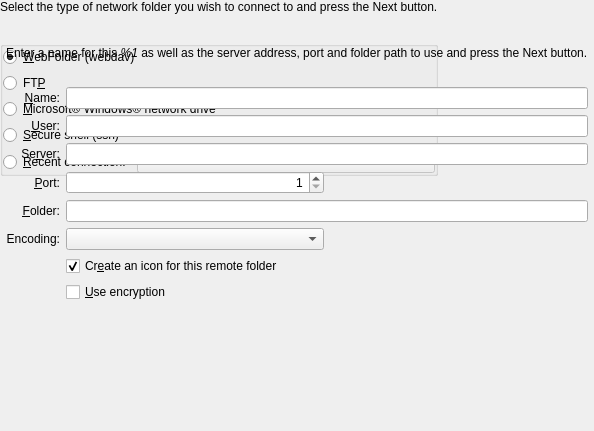
This is knetattach/knetattach.ui in KDE/kde-runtime as Qt 5 draws it before an edit. The edited form follows.
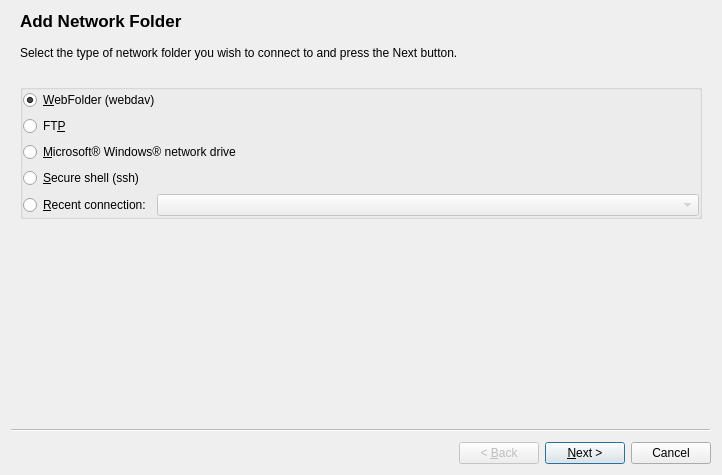
This is the edited form. Custom widgets are drawn as their Qt base class.

Commit message: KNetAttach doesn't need anymore Qt3Support.

```diff
--- a/knetattach/knetattach.ui
+++ b/knetattach/knetattach.ui
@@ -1,27 +1,53 @@
 <?xml version="1.0" encoding="UTF-8"?>
 <ui version="4.0">
  <class>KNetAttach</class>
- <widget class="Q3Wizard" name="KNetAttach">
+ <widget class="QWizard" name="KNetAttach">
   <property name="geometry">
    <rect>
     <x>0</x>
     <y>0</y>
-    <width>594</width>
-    <height>431</height>
+    <width>722</width>
+    <height>475</height>
    </rect>
   </property>
   <property name="windowTitle">
    <string>Network Folder Wizard</string>
   </property>
-  <widget class="QWidget" name="_folderType">
-   <attribute name="title">
+  <widget class="QWizardPage" name="_folderType">
+   <property name="title">
     <string>Add Network Folder</string>
-   </attribute>
-   <layout class="QGridLayout">
-    <property name="margin">
-     <number>0</number>
-    </property>
-    <item row="2" column="0">
+   </property>
+   <layout class="QVBoxLayout" name="verticalLayout">
+    <item>
+     <widget class="QLabel" name="textLabel1_2">
+      <property name="text">
+       <string>Select the type of network folder you wish to connect to and press the Next button.</string>
+      </property>
+      <property name="alignment">
+       <set>Qt::AlignVCenter</set>
+      </property>
+      <property name="wordWrap">
+       <bool>false</bool>
+      </property>
+     </widget>
+    </item>
+    <item>
+     <spacer name="spacer20">
+      <property name="orientation">
+       <enum>Qt::Vertical</enum>
+      </property>
+      <property name="sizeType">
+       <enum>QSizePolicy::Fixed</enum>
+      </property>
+      <property name="sizeHint" stdset="0">
+       <size>
+        <width>653</width>
+        <height>18</height>
+       </size>
+      </property>
+     </spacer>
+    </item>
+    <item>
      <widget class="KButtonGroup" name="buttonGroup1">
       <property name="title">
        <string/>
@@ -96,7 +122,7 @@
       </layout>
      </widget>
     </item>
-    <item row="3" column="0">
+    <item>
      <spacer name="spacer2_2">
       <property name="orientation">
        <enum>Qt::Vertical</enum>
@@ -106,59 +132,19 @@
       </property>
       <property name="sizeHint" stdset="0">
        <size>
-        <width>31</width>
-        <height>16</height>
-       </size>
-      </property>
-     </spacer>
-    </item>
-    <item row="0" column="0">
-     <widget class="QLabel" name="textLabel1_2">
-      <property name="text">
-       <string>Select the type of network folder you wish to connect to and press the Next button.</string>
-      </property>
-      <property name="alignment">
-       <set>Qt::AlignVCenter</set>
-      </property>
-      <property name="wordWrap">
-       <bool>false</bool>
-      </property>
-     </widget>
-    </item>
-    <item row="1" column="0">
-     <spacer name="spacer20">
-      <property name="orientation">
-       <enum>Qt::Vertical</enum>
-      </property>
-      <property name="sizeType">
-       <enum>QSizePolicy::Fixed</enum>
-      </property>
-      <property name="sizeHint" stdset="0">
-       <size>
-        <width>20</width>
-        <height>21</height>
+        <width>653</width>
+        <height>184</height>
        </size>
       </property>
      </spacer>
     </item>
    </layout>
   </widget>
-  <widget class="QWidget" name="_folderParameters">
-   <property name="geometry">
-    <rect>
-     <x>6</x>
-     <y>46</y>
-     <width>582</width>
-     <height>337</height>
-    </rect>
-   </property>
-   <attribute name="title">
+  <widget class="QWizardPage" name="_folderParameters">
+   <property name="title">
     <string>Network Folder Information</string>
-   </attribute>
-   <layout class="QGridLayout">
-    <property name="margin">
-     <number>0</number>
-    </property>
+   </property>
+   <layout class="QGridLayout" name="gridLayout">
     <item row="0" column="0" colspan="3">
      <widget class="QLabel" name="_informationText">
       <property name="text">
@@ -182,8 +168,8 @@
       </property>
       <property name="sizeHint" stdset="0">
        <size>
-        <width>20</width>
-        <height>21</height>
+        <width>282</width>
+        <height>18</height>
        </size>
       </property>
      </spacer>
@@ -204,27 +190,8 @@
       </property>
      </widget>
     </item>
-    <item row="5" column="1">
-     <widget class="KIntSpinBox" name="_port">
-      <property name="sizePolicy">
-       <sizepolicy hsizetype="Minimum" vsizetype="Fixed">
-        <horstretch>1</horstretch>
-        <verstretch>0</verstretch>
-       </sizepolicy>
-      </property>
-      <property name="alignment">
-       <set>Qt::AlignRight|Qt::AlignTrailing|Qt::AlignVCenter</set>
-      </property>
-      <property name="minimum">
-       <number>1</number>
-      </property>
-      <property name="maximum">
-       <number>65535</number>
-      </property>
-     </widget>
-    </item>
-    <item row="6" column="1" colspan="2">
-     <widget class="KLineEdit" name="_path"/>
+    <item row="2" column="1" colspan="2">
+     <widget class="KLineEdit" name="_connectionName"/>
     </item>
     <item row="3" column="0">
      <widget class="QLabel" name="_userText">
@@ -242,6 +209,16 @@
       </property>
      </widget>
     </item>
+    <item row="3" column="1" colspan="2">
+     <widget class="KLineEdit" name="_user">
+      <property name="sizePolicy">
+       <sizepolicy hsizetype="Expanding" vsizetype="Fixed">
+        <horstretch>10</horstretch>
+        <verstretch>0</verstretch>
+       </sizepolicy>
+      </property>
+     </widget>
+    </item>
     <item row="4" column="0">
      <widget class="QLabel" name="textLabel1">
       <property name="text">
@@ -258,6 +235,16 @@
       </property>
      </widget>
     </item>
+    <item row="4" column="1" colspan="2">
+     <widget class="KLineEdit" name="_host">
+      <property name="sizePolicy">
+       <sizepolicy hsizetype="Expanding" vsizetype="Fixed">
+        <horstretch>10</horstretch>
+        <verstretch>0</verstretch>
+       </sizepolicy>
+      </property>
+     </widget>
+    </item>
     <item row="5" column="0">
      <widget class="QLabel" name="_portText">
       <property name="text">
@@ -274,23 +261,22 @@
       </property>
      </widget>
     </item>
-    <item row="3" column="1" colspan="2">
-     <widget class="KLineEdit" name="_user">
+    <item row="5" column="1">
+     <widget class="KIntSpinBox" name="_port">
       <property name="sizePolicy">
-       <sizepolicy hsizetype="Expanding" vsizetype="Fixed">
-        <horstretch>10</horstretch>
+       <sizepolicy hsizetype="Minimum" vsizetype="Fixed">
+        <horstretch>1</horstretch>
         <verstretch>0</verstretch>
        </sizepolicy>
       </property>
-     </widget>
-    </item>
-    <item row="4" column="1" colspan="2">
-     <widget class="KLineEdit" name="_host">
-      <property name="sizePolicy">
-       <sizepolicy hsizetype="Expanding" vsizetype="Fixed">
-        <horstretch>10</horstretch>
-        <verstretch>0</verstretch>
-       </sizepolicy>
+      <property name="alignment">
+       <set>Qt::AlignRight|Qt::AlignTrailing|Qt::AlignVCenter</set>
+      </property>
+      <property name="minimum">
+       <number>1</number>
+      </property>
+      <property name="maximum">
+       <number>65535</number>
       </property>
      </widget>
     </item>
@@ -310,21 +296,27 @@
       </property>
      </widget>
     </item>
-    <item row="11" column="0" colspan="3">
-     <spacer name="spacer5">
-      <property name="orientation">
-       <enum>Qt::Vertical</enum>
+    <item row="6" column="1" colspan="2">
+     <widget class="KLineEdit" name="_path"/>
+    </item>
+    <item row="7" column="0">
+     <widget class="QLabel" name="_encodingText">
+      <property name="enabled">
+       <bool>true</bool>
       </property>
-      <property name="sizeType">
-       <enum>QSizePolicy::Expanding</enum>
+      <property name="text">
+       <string>Encoding:</string>
       </property>
-      <property name="sizeHint" stdset="0">
-       <size>
-        <width>560</width>
-        <height>16</height>
-       </size>
+      <property name="alignment">
+       <set>Qt::AlignRight|Qt::AlignTrailing|Qt::AlignVCenter</set>
       </property>
-     </spacer>
+      <property name="buddy">
+       <cstring>_encoding</cstring>
+      </property>
+     </widget>
+    </item>
+    <item row="7" column="1">
+     <widget class="KComboBox" name="_encoding"/>
     </item>
     <item row="8" column="1" colspan="2">
      <widget class="QCheckBox" name="_createIcon">
@@ -336,9 +328,6 @@
       </property>
      </widget>
     </item>
-    <item row="2" column="1" colspan="2">
-     <widget class="KLineEdit" name="_connectionName"/>
-    </item>
     <item row="9" column="1">
      <widget class="QCheckBox" name="_useEncryption">
       <property name="text">
@@ -346,32 +335,26 @@
       </property>
      </widget>
     </item>
-    <item row="7" column="0">
-     <widget class="QLabel" name="_encodingText">
-      <property name="enabled">
-       <bool>true</bool>
+    <item row="10" column="0" colspan="3">
+     <spacer name="spacer5">
+      <property name="orientation">
+       <enum>Qt::Vertical</enum>
       </property>
-      <property name="text">
-       <string>Encoding:</string>
+      <property name="sizeType">
+       <enum>QSizePolicy::Expanding</enum>
       </property>
-      <property name="alignment">
-       <set>Qt::AlignRight|Qt::AlignTrailing|Qt::AlignVCenter</set>
+      <property name="sizeHint" stdset="0">
+       <size>
+        <width>653</width>
+        <height>56</height>
+       </size>
       </property>
-     </widget>
-    </item>
-    <item row="7" column="1">
-     <widget class="KComboBox" name="_encoding"/>
+     </spacer>
     </item>
    </layout>
   </widget>
  </widget>
  <customwidgets>
-  <customwidget>
-   <class>Q3Wizard</class>
-   <extends>QDialog</extends>
-   <header>q3wizard.h</header>
-   <container>1</container>
-  </customwidget>
   <customwidget>
    <class>KIntSpinBox</class>
    <extends>QSpinBox</extends>
```
Left out of the diff: 16 changed lines with no effect on the pictures. The commit also changes 3 other files.
